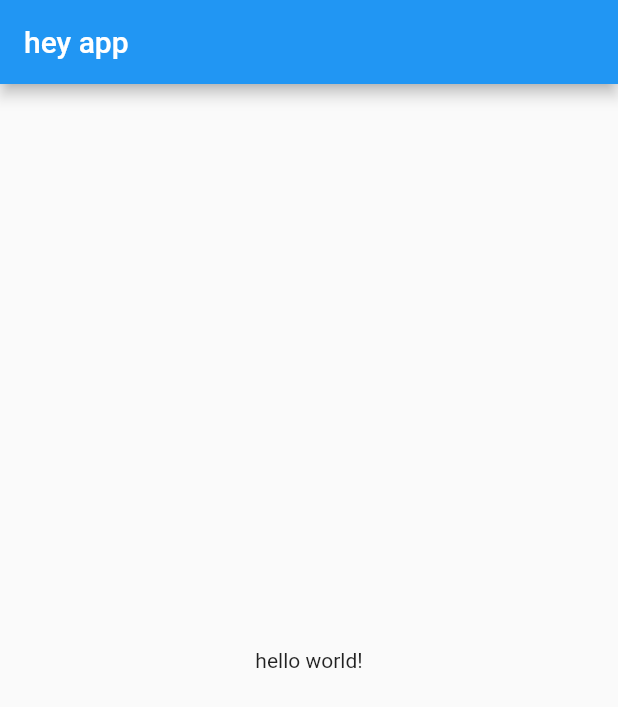
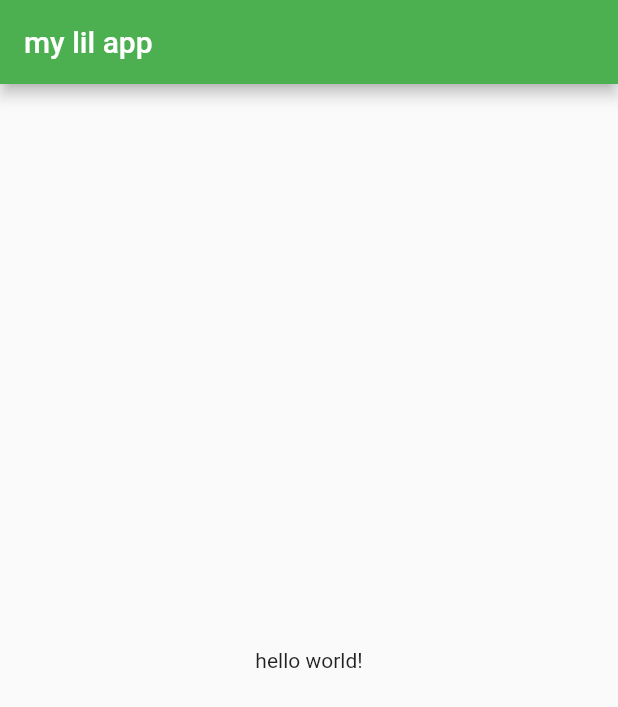
Before and after one commit to OzanOcak/tutorial, a Flutter app: the screen it shows after launch, on a phone screen of 412 x 824 dp. Shown: the top 707 px of the screen. Run offline on Flutter 3.47's test engine with Material 2 defaults, Android fonts, the phone set to English and light mode, and no system bars.

Commit message:
calling another stl widget as home

```diff
--- a/lib/main.dart
+++ b/lib/main.dart
@@ -6,11 +6,22 @@ class MyApp extends StatelessWidget {
   @override
   Widget build(BuildContext context) {
     return MaterialApp(
-       title: 'my lil app',
-       home:Scaffold(
-         appBar:AppBar(title:Text("hey app")),
-         body:Center(child:Text("hello world!")),
-       )
+       title: 'my bs app',
+       theme:ThemeData(primarySwatch: Colors.green),
+       home:HomeScreen(title: 'home page'),
     );
   }
 }
+
+class HomeScreen extends StatelessWidget {
+  final String title;      //stateless widgets are immutable thus all the data should be final
+  HomeScreen({Key key,this.title}):super(key: key);
+
+  @override
+  Widget build(BuildContext context) {
+    return Scaffold(
+      appBar:AppBar(title:Text("my lil app")),
+      body:Center(child:Text("hello world!"))
+    );
+  }
+}
```
